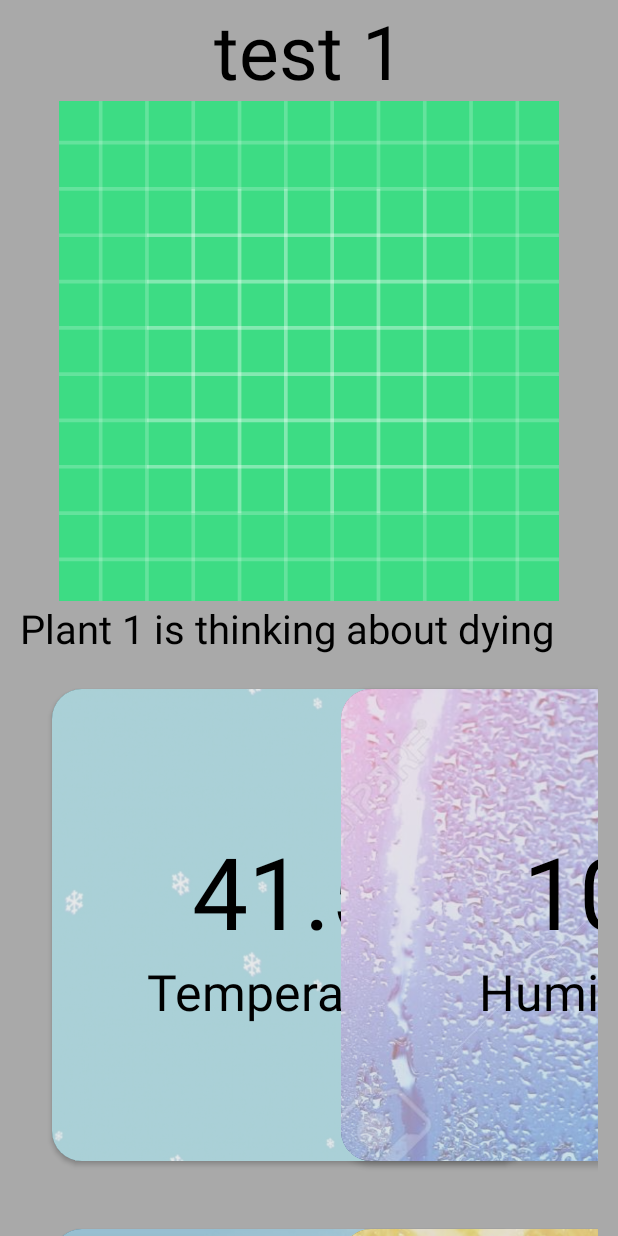
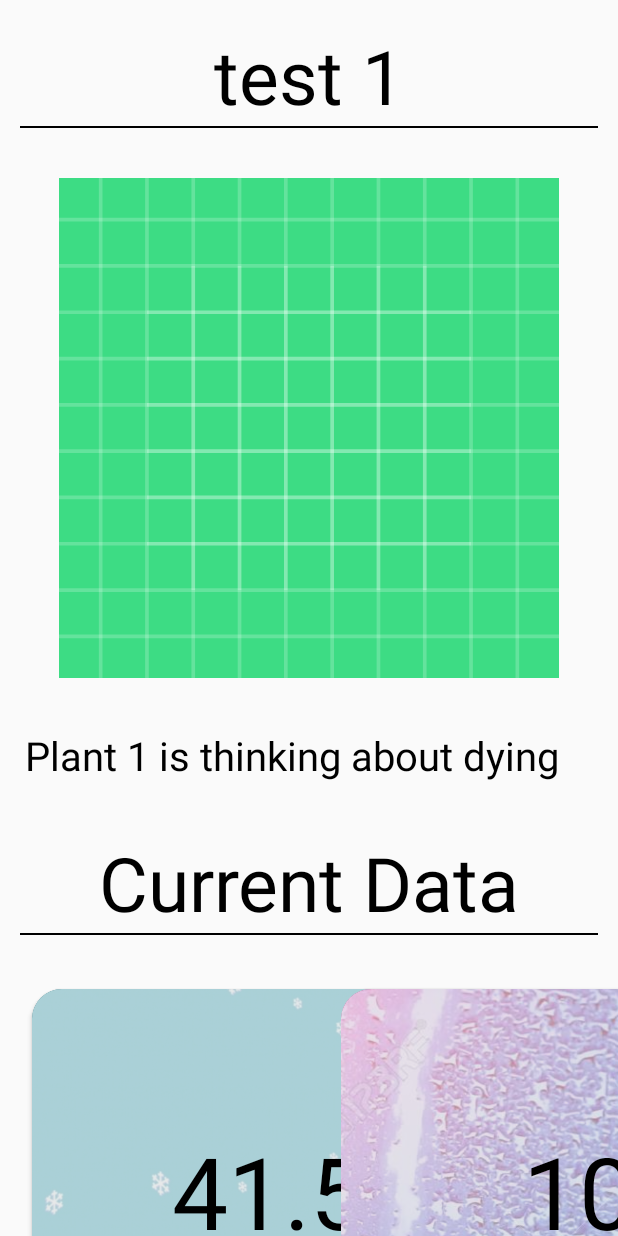
Before and after one commit to C300-2020/Hydroponic-App, an Android app: the screen it shows after launch (SummaryActivity), after a tap on "test 1", on a phone screen of 412 x 824 dp. Run offline under Robolectric (Android 15) with nearby library versions, the phone set to English and light mode, and no system bars; libraries missing offline, so code that uses them is left out: com.loopj.android, cz.msebera.android.

Commit message:
Design Completion and Code Correction #1

```diff
--- a/app/src/main/java/sg/edu/rp/c300/farmingmonitoringapp/HomeActivity.java
+++ b/app/src/main/java/sg/edu/rp/c300/farmingmonitoringapp/HomeActivity.java
@@ -136,15 +136,9 @@ public class HomeActivity extends AppCompatActivity {
         alLight.add(1000);
         alLight.add(100);
 
-        alHome.add(new Plant(1, "test 1", "Plant 1 is thinking about dying", "date 1", alTemp, alHum, alAcid, alWater, alLight, "test1", false, false));
-        alHome.add(new Plant(2, "test 2", "Plant 2 might by dying", "date 2", alTemp, alHum, alAcid, alWater, alLight, "test2", true, true));
-        alHome.add(new Plant(3, "test 3", "Plant 3 is going to die", "date 3", alTemp, alHum, alAcid, alWater, alLight, "test3", true, true));
-//        alHome.add(new Plant(1, "test 4", "Plant 4 thought there is hope to live", "date 4", 36.6, 4, 4, 33.6, 700, "test4", true, true));
-//        alHome.add(new Plant(2, "test 5", "Plant 5 gave up hope cause it is almost useless", "date 5", 36.5, 5, 6, 33.5, 600, "test5", true, true));
-//        alHome.add(new Plant(3, "test 6", "Plant 6 tried to kill itself", "date 6", 36.4, 6, 8, 33.4, 500, "test6", true, true));
-//        alHome.add(new Plant(1, "test 7", "Plant 7 managed to stop the water", "date 7", 36.3, 7, 10, 33.3, 400, "test7", true, true));
-//        alHome.add(new Plant(2, "test 8", "Plant 8 managed to stop the light too", "date 8", 36.2, 8, 12, 33.2, 300, "test8", true, true));
-//        alHome.add(new Plant(3, "test 9", "Plant 9 is dead", "date 9", 36.1, 9, 14, 33.1, 200, "test9", true, true));
+        alHome.add(new Plant(1, "test 1", "Plant 1 is thinking about dying", "date 1", alTemp, alHum, alAcid, alWater, alLight, "test1"));
+        alHome.add(new Plant(2, "test 2", "Plant 2 might by dying", "date 2", alTemp, alHum, alAcid, alWater, alLight, "test2"));
+        alHome.add(new Plant(3, "test 3", "Plant 3 is going to die", "date 3", alTemp, alHum, alAcid, alWater, alLight, "test3"));
 
         //DataTest End
 
--- a/app/src/main/java/sg/edu/rp/c300/farmingmonitoringapp/Plant.java
+++ b/app/src/main/java/sg/edu/rp/c300/farmingmonitoringapp/Plant.java
@@ -15,10 +15,8 @@ public class Plant implements Serializable {
     private ArrayList<Double> waterLvl;
     private ArrayList<Integer> lightLvl;
     private String plantImage;
-    private Boolean waterOn;
-    private Boolean lightOn;
 
-    public Plant(int plantId, String plantName, String plantDescription, String datePlanted, ArrayList<Double> temperature, ArrayList<Integer> humidity, ArrayList<Double> acidity, ArrayList<Double> waterLvl, ArrayList<Integer> lightLvl, String plantImage, Boolean waterOn, Boolean lightOn) {
+    public Plant(int plantId, String plantName, String plantDescription, String datePlanted, ArrayList<Double> temperature, ArrayList<Integer> humidity, ArrayList<Double> acidity, ArrayList<Double> waterLvl, ArrayList<Integer> lightLvl, String plantImage) {
         this.plantId = plantId;
         this.plantName = plantName;
         this.plantDescription = plantDescription;
@@ -29,8 +27,6 @@ public class Plant implements Serializable {
         this.waterLvl = waterLvl;
         this.lightLvl = lightLvl;
         this.plantImage = plantImage;
-        this.waterOn = waterOn;
-        this.lightOn = lightOn;
     }
 
     public int getPlantId() {
@@ -73,22 +69,6 @@ public class Plant implements Serializable {
         return plantImage;
     }
 
-    public Boolean getWaterOn() {
-        return waterOn;
-    }
-
-    public void setWaterOn(Boolean waterOn) {
-        this.waterOn = waterOn;
-    }
-
-    public Boolean getLightOn() {
-        return lightOn;
-    }
-
-    public void setLightOn(Boolean lightOn) {
-        this.lightOn = lightOn;
-    }
-
     public Boolean isEmpty(){
 
         if (temperature == null | humidity == null | acidity == null | waterLvl == null | lightLvl == null){
--- /dev/null
+++ b/app/src/main/res/drawable/rounded_edge_black.xml
@@ -0,0 +1,5 @@
+<?xml version="1.0" encoding="utf-8"?>
+<shape xmlns:android="http://schemas.android.com/apk/res/android" android:shape="rectangle">
+    <corners android:radius="32dp"/>
+    <solid android:color="#000000" />
+</shape>
--- a/app/src/main/res/layout/activity_home.xml
+++ b/app/src/main/res/layout/activity_home.xml
@@ -10,7 +10,6 @@
     <androidx.recyclerview.widget.RecyclerView
         android:id="@+id/rvHome"
         android:layout_width="match_parent"
-        android:layout_height="match_parent"
-        android:background="#A9A9A9"/>
+        android:layout_height="match_parent"/>
 
 </LinearLayout>
--- a/app/src/main/res/layout/activity_summary.xml
+++ b/app/src/main/res/layout/activity_summary.xml
@@ -4,7 +4,6 @@
     xmlns:tools="http://schemas.android.com/tools"
     android:layout_width="match_parent"
     android:layout_height="match_parent"
-    android:background="#A9A9A9"
     android:orientation="vertical"
     tools:context=".SummaryActivity">
 
@@ -14,15 +13,23 @@
         android:layout_height="wrap_content"
         android:gravity="center"
         android:layout_marginHorizontal="20px"
+        android:layout_marginTop="25px"
         android:textColor="#000000"
         android:textSize="75px"
-        android:text="Title" />
+        android:hint="Title" />
+    <View
+        android:layout_width="match_parent"
+        android:layout_height="1dp"
+        android:layout_marginHorizontal="20px"
+        android:layout_marginBottom="25px"
+        android:background="@color/colorPrimaryDark"/>
 
     <ImageView
         android:id="@+id/ivSummary"
         android:layout_width="500px"
         android:layout_height="500px"
         android:layout_marginHorizontal="20px"
+        android:layout_margin="25px"
         android:layout_gravity="center"/>
 
     <TextView
@@ -31,14 +38,31 @@
         android:layout_height="wrap_content"
         android:gravity="left"
         android:layout_marginHorizontal="20px"
+        android:layout_margin="25px"
         android:textColor="#000000"
         android:textSize="40px"
-        android:text="Description" />
+        android:hint="Description" />
+
+    <TextView
+        android:id="@+id/tvControls"
+        android:layout_width="match_parent"
+        android:layout_height="wrap_content"
+        android:gravity="center"
+        android:layout_marginHorizontal="20px"
+        android:layout_marginTop="25px"
+        android:textColor="#000000"
+        android:textSize="75px"
+        android:text="Current Data" />
+    <View
+        android:layout_width="match_parent"
+        android:layout_height="1dp"
+        android:layout_marginHorizontal="20px"
+        android:layout_marginBottom="20px"
+        android:background="@color/colorPrimaryDark"/>
 
     <androidx.recyclerview.widget.RecyclerView
         android:id="@+id/rvSummary"
         android:layout_width="match_parent"
-        android:layout_height="match_parent"
-        android:layout_marginHorizontal="20px" />
+        android:layout_height="match_parent" />
 
 </LinearLayout>
--- a/app/src/main/res/layout/home_card.xml
+++ b/app/src/main/res/layout/home_card.xml
@@ -12,8 +12,7 @@
     <RelativeLayout
         android:id="@+id/rlHome"
         android:layout_width="match_parent"
-        android:layout_height="match_parent"
-        android:background="@drawable/ic_launcher_background">
+        android:layout_height="match_parent">
 
         <TextView
             android:id="@+id/tvBackground"
@@ -37,6 +36,7 @@
             android:layout_width="wrap_content"
             android:layout_height="wrap_content"
             android:text="Date Planted"
+            android:layout_marginRight="25px"
             android:layout_alignRight="@id/tvBackground"
             android:layout_alignBottom="@id/tvBackground"/>
 
--- a/app/src/main/res/values/colors.xml
+++ b/app/src/main/res/values/colors.xml
@@ -1,6 +1,6 @@
 <?xml version="1.0" encoding="utf-8"?>
 <resources>
-    <color name="colorPrimary">#6200EE</color>
-    <color name="colorPrimaryDark">#3700B3</color>
-    <color name="colorAccent">#03DAC5</color>
+    <color name="colorPrimary">#ffffff</color>
+    <color name="colorPrimaryDark">#000000</color>
+    <color name="colorAccent">#228B22</color>
 </resources>
--- a/app/src/main/res/values/styles.xml
+++ b/app/src/main/res/values/styles.xml
@@ -1,9 +1,9 @@
 <resources>
 
     <style name="AppTheme.NoActionBar" parent="Theme.AppCompat.Light.DarkActionBar">
-        <item name="colorPrimary">@color/colorPrimary</item>
-        <item name="colorPrimaryDark">@color/colorPrimaryDark</item>
-        <item name="colorAccent">@color/colorAccent</item>
+        <item name="colorPrimary">#ffffff</item>
+        <item name="colorPrimaryDark">#000000</item>
+        <item name="colorAccent">#228B22</item>
         <item name="windowActionBar">false</item>
         <item name="windowNoTitle">true</item>
     </style>
```
Also changed, not shown: app/src/main/AndroidManifest.xml (+5 -2 lines), app/src/main/java/sg/edu/rp/c300/farmingmonitoringapp/GraphActivity.java (+15 -4 lines), app/src/main/java/sg/edu/rp/c300/farmingmonitoringapp/SummaryRecyclerAdapter.java (+28 -0 lines), app/src/main/res/layout/activity_control.xml (+6 -1 lines).
